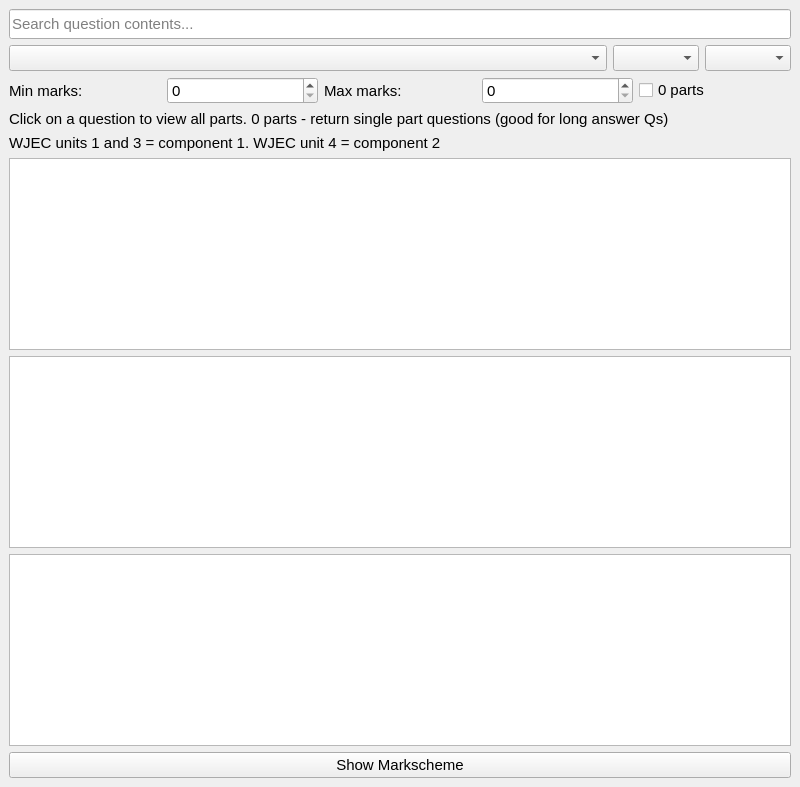
Before: the Qt Designer form QT/questionbankmainwindow.ui in Daniel-CG-Wright/ExamPaperProject, drawn with Qt 5.
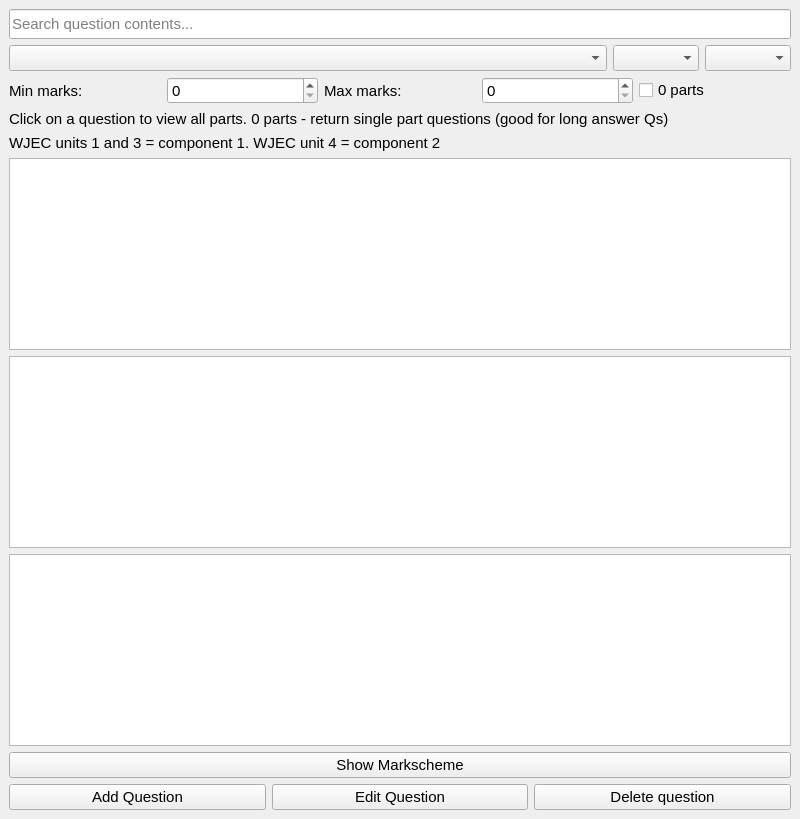
After: the same form once the commit is applied.

Commit message: (Last commit added 2021 papers too) Added buttons to add functionaltiy for adding, editing and removing next commit.

```diff
--- a/QT/questionbankmainwindow.ui
+++ b/QT/questionbankmainwindow.ui
@@ -7,7 +7,7 @@
     <x>0</x>
     <y>0</y>
     <width>800</width>
-    <height>600</height>
+    <height>786</height>
    </rect>
   </property>
   <property name="font">
@@ -191,6 +191,31 @@
       </property>
      </widget>
     </item>
+    <item>
+     <layout class="QHBoxLayout" name="horizontalLayout_3">
+      <item>
+       <widget class="QPushButton" name="pbEditQuestion">
+        <property name="text">
+         <string>Add Question</string>
+        </property>
+       </widget>
+      </item>
+      <item>
+       <widget class="QPushButton" name="pbDeleteQuestion">
+        <property name="text">
+         <string>Edit Question</string>
+        </property>
+       </widget>
+      </item>
+      <item>
+       <widget class="QPushButton" name="pbAddQuestion">
+        <property name="text">
+         <string>Delete question</string>
+        </property>
+       </widget>
+      </item>
+     </layout>
+    </item>
    </layout>
   </widget>
  </widget>
```
The commit also changes 1 other file.
